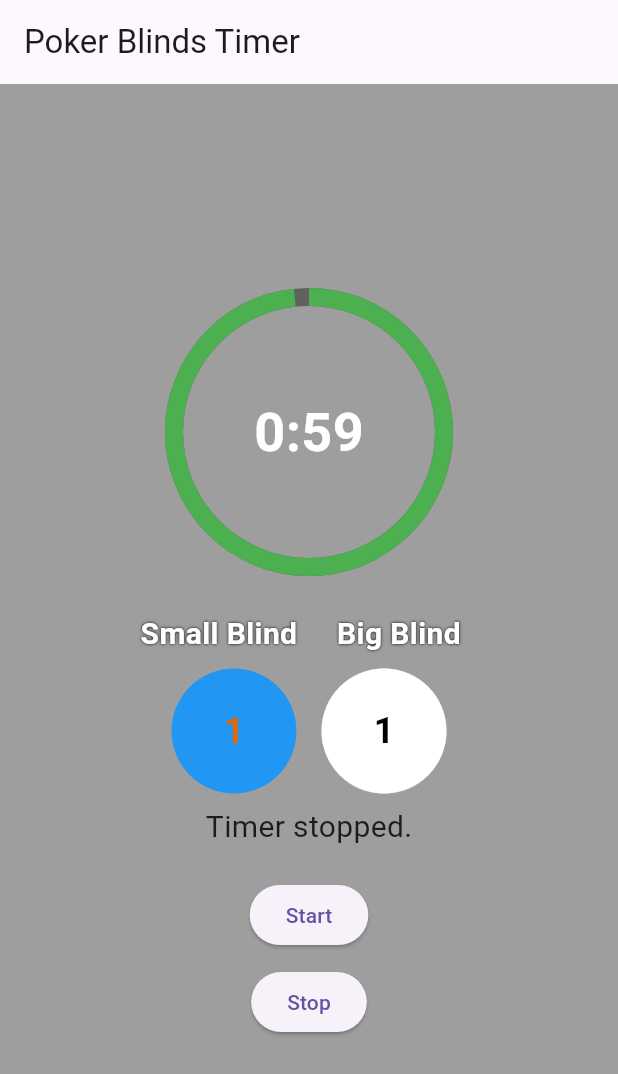
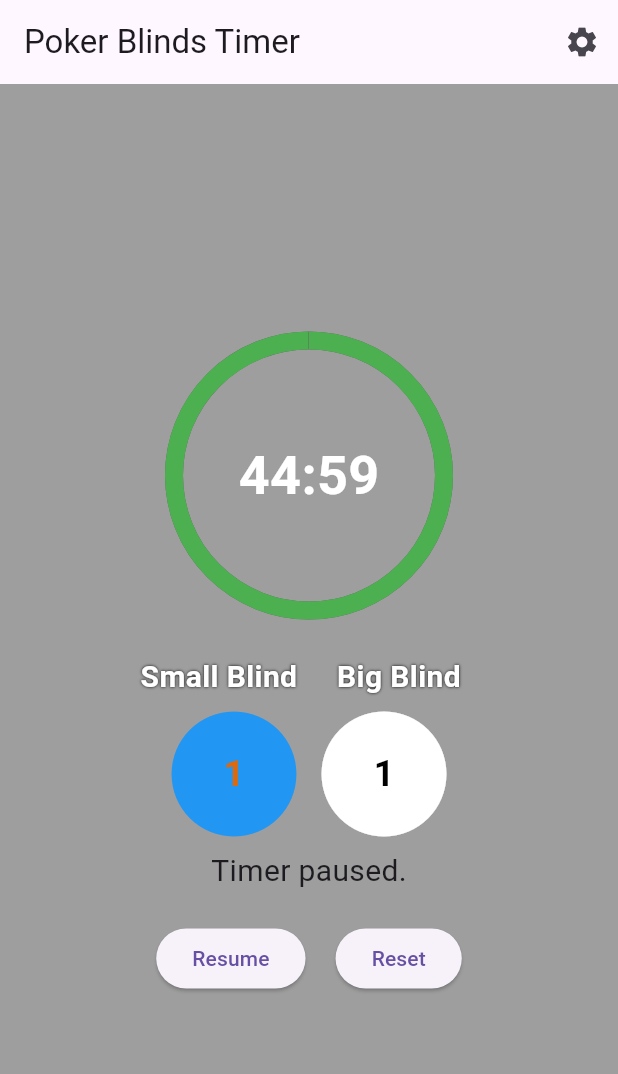
Before and after one commit to wpieters/poker-timer-app-flutter, a Flutter app: the screen it shows after launch, after a tap on "Start", after a tap on "Stop", on a phone screen of 412 x 824 dp. Shown: the top 1074 px of the screen. Run offline on Flutter 3.47's test engine with Material 3 defaults, Android fonts, the phone set to English and light mode, and no system bars; our stand-ins replace shared_preferences.

Commit message:
feat: improve timer controls and add settings
- Add state machine for timer controls (Start/Stop/Resume/Reset)
- Implement persistent settings with shared_preferences
- Add settings page for configuring timer intervals
- Improve button states and layout
- Add confirmation dialog for unsaved settings

```diff
--- a/lib/main.dart
+++ b/lib/main.dart
@@ -2,10 +2,19 @@ import 'package:flutter/material.dart';
 import 'dart:async';
 
 import 'package:poker_timer/blindcolors.dart';
+import 'package:poker_timer/services/settings_service.dart';
+import 'package:poker_timer/pages/settings_page.dart';
 
-void main() => runApp(TimerApp());
+void main() async {
+  WidgetsFlutterBinding.ensureInitialized();
+  final settingsService = await SettingsService.create();
+  runApp(TimerApp(settingsService: settingsService));
+}
 
 class TimerApp extends StatelessWidget {
+  final SettingsService settingsService;
+
+  const TimerApp({super.key, required this.settingsService});
   @override
   Widget build(BuildContext context) {
     return MaterialApp(
@@ -13,23 +22,33 @@ class TimerApp extends StatelessWidget {
       theme: ThemeData(
         primarySwatch: Colors.blue,
       ),
-      home: TimerHomePage(),
+      home: TimerHomePage(settingsService: settingsService),
     );
   }
 }
 
 class TimerHomePage extends StatefulWidget {
+  final SettingsService settingsService;
+
+  const TimerHomePage({super.key, required this.settingsService});
   @override
   _TimerHomePageState createState() => _TimerHomePageState();
 }
 
+enum TimerState {
+  initial,   // Start enabled, Stop disabled
+  running,   // Start disabled, Stop enabled
+  paused,    // Resume enabled, Reset enabled
+}
+
 class _TimerHomePageState extends State<TimerHomePage> {
-  List<int> intervals = [1, 1, 1, 1, 1, 1];
+  late List<int> intervals;
   int? currentInterval;
   Timer? _timer;
   Timer? _countdownTimer;
   int _remainingSeconds = 0;
   String message = "Press start to begin timer.";
+  TimerState _timerState = TimerState.initial;
   List<BlindColors> blindColorsList = [
     BlindColors(smallBlind: Colors.blue, bigBlind: Colors.white, bigCount: 1),
     BlindColors(smallBlind: Colors.white, bigBlind: Colors.black, bigCount: 1),
@@ -68,6 +87,9 @@ class _TimerHomePageState extends State<TimerHomePage> {
       _countdownTimer!.cancel();
       _countdownTimer = null;
     }
+    setState(() {
+      _timerState = TimerState.running;
+    });
 
     if (intervals.isNotEmpty) {
       currentInterval = intervals.removeAt(0);
@@ -104,9 +126,48 @@ class _TimerHomePageState extends State<TimerHomePage> {
     _countdownTimer?.cancel();
     _countdownTimer = null;
     setState(() {
-      message = "Timer stopped.";
-      intervals = [45, 45, 30, 30, 15, 15];
+      if (_timerState == TimerState.running) {
+        _timerState = TimerState.paused;
+        message = "Timer paused.";
+      } else {
+        // Reset
+        _timerState = TimerState.initial;
+        message = "Timer reset.";
+        intervals = widget.settingsService.getSettings().intervals;
+        currentBlindIndex = 0;
+        currentInterval = null;
+        _remainingSeconds = 0;
+      }
     });
+  }
+
+  @override
+  void initState() {
+    super.initState();
+    _loadSettings();
+  }
+
+  void _loadSettings() {
+    final settings = widget.settingsService.getSettings();
+    setState(() {
+      intervals = List.from(settings.intervals);
+    });
+  }
+
+  void _openSettings() {
+    Navigator.push(
+      context,
+      MaterialPageRoute(
+        builder: (context) => SettingsPage(
+          settingsService: widget.settingsService,
+          onSettingsChanged: (newSettings) {
+            setState(() {
+              intervals = List.from(newSettings.intervals);
+            });
+          },
+        ),
+      ),
+    );
   }
 
   @override
@@ -116,6 +177,12 @@ class _TimerHomePageState extends State<TimerHomePage> {
     return Scaffold(
       appBar: AppBar(
         title: const Text("Poker Blinds Timer"),
+        actions: [
+          IconButton(
+            icon: const Icon(Icons.settings),
+            onPressed: _openSettings,
+          ),
+        ],
       ),
       body: Center(
         child: Column(
@@ -171,14 +238,19 @@ class _TimerHomePageState extends State<TimerHomePage> {
               style: const TextStyle(fontSize: 20.0),
             ),
             const SizedBox(height: 20.0),
-            ElevatedButton(
-              onPressed: _startTimer,
-              child: const Text("Start"),
-            ),
-            const SizedBox(height: 10.0),
-            ElevatedButton(
-              onPressed: _stopTimer,
-              child: const Text("Stop"),
+            Row(
+              mainAxisAlignment: MainAxisAlignment.center,
+              children: [
+                ElevatedButton(
+                  onPressed: _timerState == TimerState.running ? null : _startTimer,
+                  child: Text(_timerState == TimerState.paused ? 'Resume' : 'Start'),
+                ),
+                const SizedBox(width: 20),
+                ElevatedButton(
+                  onPressed: _timerState == TimerState.initial ? null : _stopTimer,
+                  child: Text(_timerState == TimerState.paused ? 'Reset' : 'Stop'),
+                ),
+              ],
             )
           ],
         ),
--- /dev/null
+++ b/lib/models/blind_settings.dart
@@ -0,0 +1,41 @@
+import 'dart:convert';
+
+class BlindSettings {
+  final List<int> intervals;
+
+  const BlindSettings({
+    required this.intervals,
+  });
+
+  factory BlindSettings.defaultSettings() {
+    return const BlindSettings(
+      intervals: [45, 45, 30, 30, 15, 15],
+    );
+  }
+
+  Map<String, dynamic> toJson() {
+    return {
+      'intervals': intervals,
+    };
+  }
+
+  factory BlindSettings.fromJson(Map<String, dynamic> json) {
+    return BlindSettings(
+      intervals: List<int>.from(json['intervals']),
+    );
+  }
+
+  String toJsonString() => jsonEncode(toJson());
+
+  factory BlindSettings.fromJsonString(String jsonString) {
+    return BlindSettings.fromJson(jsonDecode(jsonString));
+  }
+
+  BlindSettings copyWith({
+    List<int>? intervals,
+  }) {
+    return BlindSettings(
+      intervals: intervals ?? this.intervals,
+    );
+  }
+}
--- /dev/null
+++ b/lib/services/settings_service.dart
@@ -0,0 +1,30 @@
+import 'package:shared_preferences/shared_preferences.dart';
+import '../models/blind_settings.dart';
+
+class SettingsService {
+  static const String _settingsKey = 'blind_settings';
+  final SharedPreferences _prefs;
+
+  SettingsService(this._prefs);
+
+  static Future<SettingsService> create() async {
+    final prefs = await SharedPreferences.getInstance();
+    return SettingsService(prefs);
+  }
+
+  Future<void> saveSettings(BlindSettings settings) async {
+    await _prefs.setString(_settingsKey, settings.toJsonString());
+  }
+
+  BlindSettings getSettings() {
+    final jsonString = _prefs.getString(_settingsKey);
+    if (jsonString == null) {
+      return BlindSettings.defaultSettings();
+    }
+    try {
+      return BlindSettings.fromJsonString(jsonString);
+    } catch (e) {
+      return BlindSettings.defaultSettings();
+    }
+  }
+}
--- a/pubspec.yaml
+++ b/pubspec.yaml
@@ -34,8 +34,8 @@ dependencies:
   # The following adds the Cupertino Icons font to your application.
   # Use with the CupertinoIcons class for iOS style icons.
   cupertino_icons: ^1.0.2
-
   assets_audio_player: ^3.0.8
+  shared_preferences: ^2.2.2
 
 dev_dependencies:
   flutter_test:
```
Also changed, not shown: lib/pages/settings_page.dart (added, +223 -0 lines).
